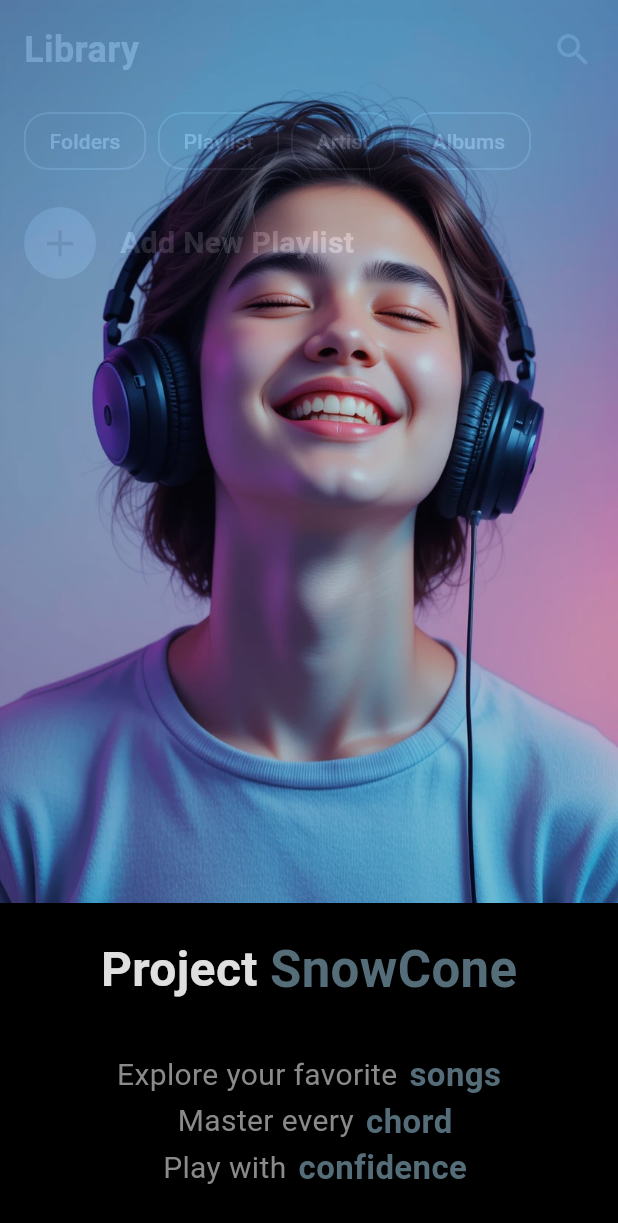
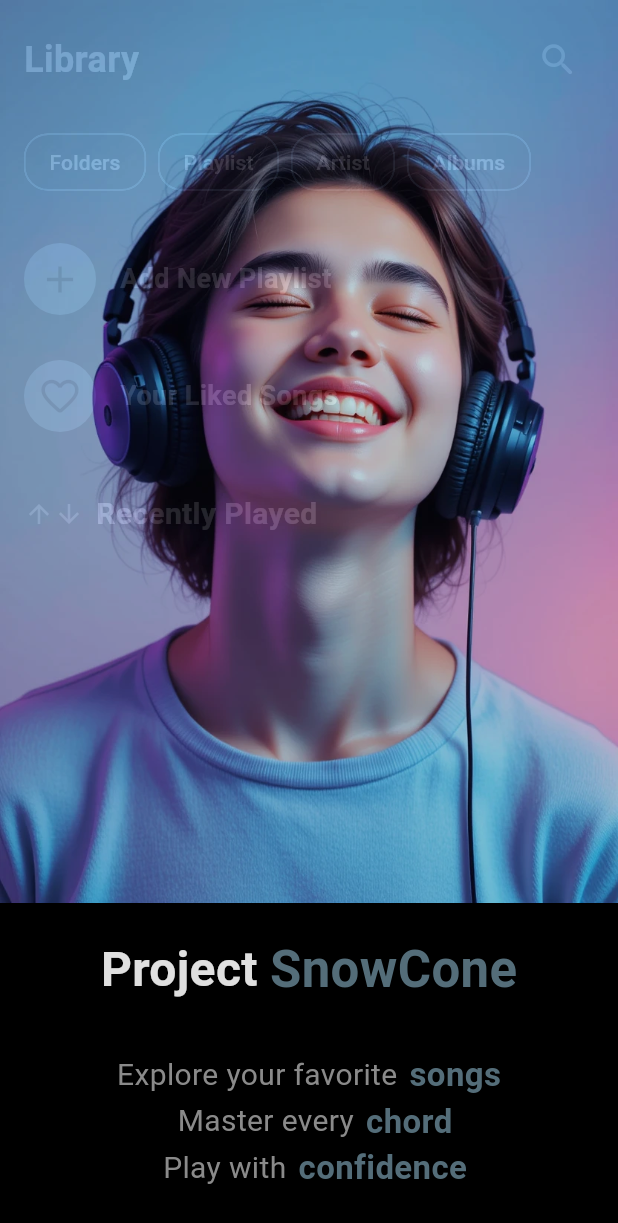
Before and after one commit to Th3-D5-482/Project-SnowCone, a Flutter app: the LibraryPage screen opened directly, on a phone screen of 412 x 824 dp. Shown: the top 1223 px of the screen. Run offline on Flutter 3.47's test engine with Material 3 defaults, Android fonts, the light colour scheme and no system bars; our stand-ins replace firebase_auth, firebase_core, firebase_database, shared_preferences; accounts and stored records are empty.

Commit message:
Th3_D5_482

```diff
--- a/lib/screens/library_page.dart
+++ b/lib/screens/library_page.dart
@@ -9,6 +9,8 @@ class LibraryPage extends StatefulWidget {
 
 class _LibraryPageState extends State<LibraryPage> {
   late List<String> libraryTypes = ["Folders", "Playlist", "Artist", "Albums"];
+  int selectedIndex = -1;
+
   @override
   Widget build(BuildContext context) {
     return Scaffold(
@@ -40,28 +42,45 @@ class _LibraryPageState extends State<LibraryPage> {
                           ),
                         ),
                         Spacer(),
-                        Icon(Icons.search, color: Colors.grey, size: 28),
+                        IconButton(
+                          onPressed: () {},
+                          icon: Icon(
+                            Icons.search_rounded,
+                            size: 28,
+                            color: Colors.grey,
+                          ),
+                        ),
                       ],
                     ),
                     SizedBox(height: 20),
                     Row(
                       children: List.generate(libraryTypes.length, (index) {
                         final libraryType = libraryTypes[index];
+                        final isSelected = selectedIndex == index;
                         return Padding(
                           padding: const EdgeInsets.only(right: 8),
+                          child: GestureDetector(
+                            onTap: () {
+                              setState(() {
+                                selectedIndex = index;
+                              });
+                            },
                             child: Chip(
                               label: Text(libraryType),
                               labelStyle: TextStyle(color: Colors.white),
-                            backgroundColor: Colors.black,
+                              backgroundColor: isSelected
+                                  ? Colors.blueGrey
+                                  : Colors.black,
                               shape: RoundedRectangleBorder(
                                 borderRadius: BorderRadiusGeometry.circular(16),
                                 side: BorderSide(color: Colors.blueGrey),
                               ),
                             ),
+                          ),
                         );
                       }),
                     ),
-                    SizedBox(height: 20),
+                    SizedBox(height: 30),
                     Row(
                       children: [
                         CircleAvatar(
@@ -76,6 +95,57 @@ class _LibraryPageState extends State<LibraryPage> {
                         SizedBox(width: 16),
                         Text(
                           'Add New Playlist',
+                          style: TextStyle(
+                            fontSize: 18,
+                            fontWeight: FontWeight.bold,
+                          ),
+                        ),
+                      ],
+                    ),
+                    SizedBox(height: 30),
+                    Row(
+                      children: [
+                        CircleAvatar(
+                          backgroundColor: Colors.blueGrey,
+                          radius: 24,
+                          child: Icon(
+                            Icons.favorite_border_rounded,
+                            color: Colors.black,
+                            size: 30,
+                          ),
+                        ),
+                        SizedBox(width: 16),
+                        Text(
+                          'Your Liked Songs',
+                          style: TextStyle(
+                            fontSize: 18,
+                            fontWeight: FontWeight.bold,
+                          ),
+                        ),
+                      ],
+                    ),
+                    SizedBox(height: 40),
+                    Row(
+                      children: [
+                        Row(
+                          mainAxisSize: MainAxisSize.min,
+                          children: [
+                            Icon(
+                              Icons.arrow_upward,
+                              size: 20,
+                              color: Colors.grey,
+                            ),
+                            SizedBox(height: 4),
+                            Icon(
+                              Icons.arrow_downward,
+                              size: 20,
+                              color: Colors.grey,
+                            ),
+                          ],
+                        ),
+                        SizedBox(width: 8),
+                        Text(
+                          'Recently Played',
                           style: TextStyle(
                             fontSize: 20,
                             fontWeight: FontWeight.bold,
```
Also changed, not shown: 2 other files. Lines whose indentation alone changed are shown as unchanged.
